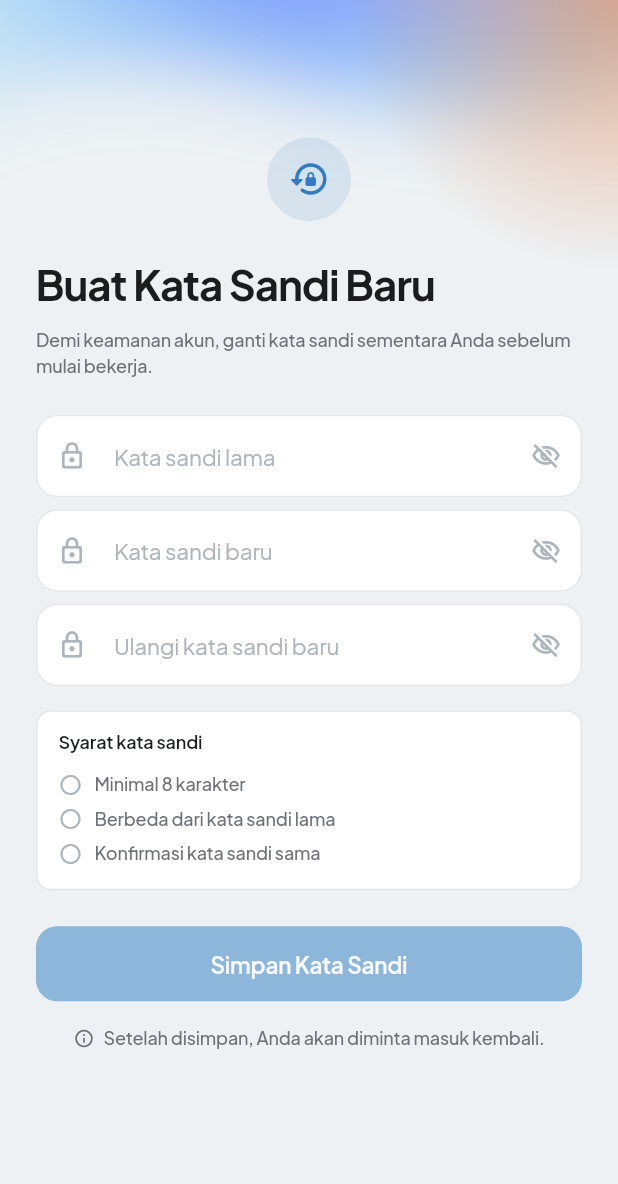
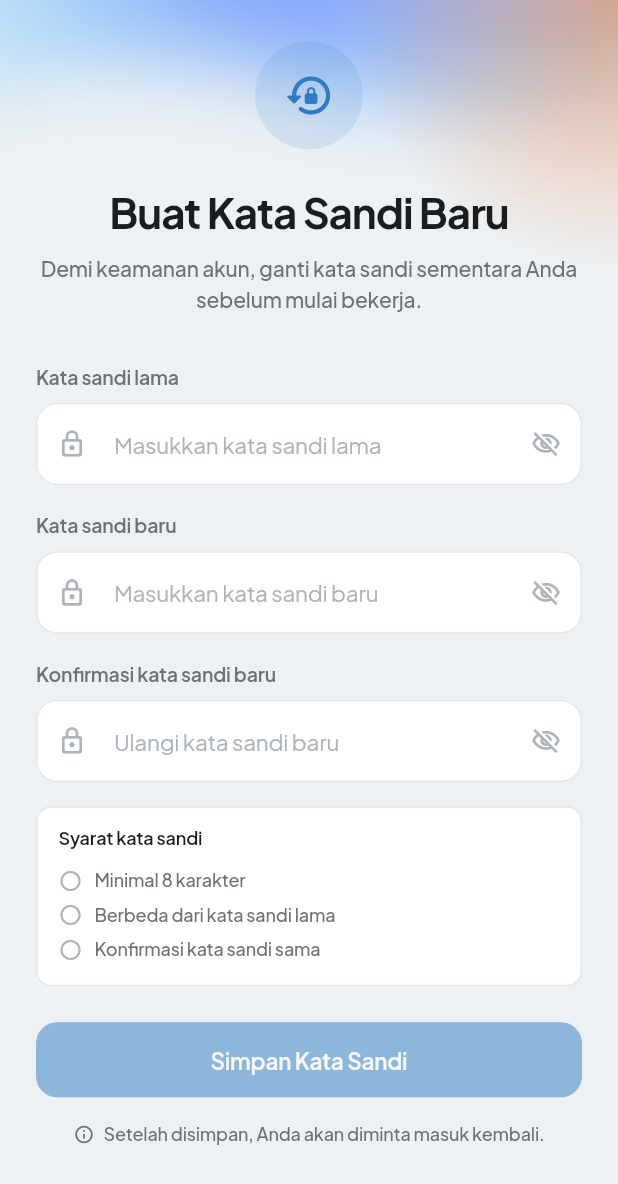
Before and after one commit to nugrohobayu/got-report, a Flutter app: the ChangePasswordPage screen opened by its route, on a phone screen of 412 x 824 dp. Shown: the top 1184 px of the screen. Run offline on Flutter 3.47's test engine with Material 3 defaults, Android fonts, the phone set to English and light mode, and no system bars; our stand-ins replace camera, dio, equatable, firebase_core, firebase_messaging, flutter_bloc and 10 more; missing offline and left inert: app_settings, firebase_app_installations, mobile_scanner; accounts and stored records are empty; network calls fail.

Commit message:
feat: align change password form with login style
Add field labels and hints, wider field spacing and a centered headline.

Co-Authored-By: Claude Opus 5.5 <noreply@anthropic.com>

```diff
--- a/lib/features/change_password/presentation/pages/change_password_page.dart
+++ b/lib/features/change_password/presentation/pages/change_password_page.dart
@@ -88,25 +88,28 @@ class _ChangePasswordPageState extends State<ChangePasswordPage> {
     return AuthScaffold(
       children: [
         const _Headline(),
-        const SizedBox(height: 24),
+        const SizedBox(height: 32),
         AuthPasswordField(
           controller: _currentController,
-          hint: 'Kata sandi lama',
+          label: 'Kata sandi lama',
+          hint: 'Masukkan kata sandi lama',
           enabled: !busy,
           textInputAction: TextInputAction.next,
           autofillHints: const [AutofillHints.password],
         ),
-        const SizedBox(height: 8),
+        const SizedBox(height: 18),
         AuthPasswordField(
           controller: _newController,
-          hint: 'Kata sandi baru',
+          label: 'Kata sandi baru',
+          hint: 'Masukkan kata sandi baru',
           enabled: !busy,
           textInputAction: TextInputAction.next,
           autofillHints: const [AutofillHints.newPassword],
         ),
-        const SizedBox(height: 8),
+        const SizedBox(height: 18),
         AuthPasswordField(
           controller: _confirmController,
+          label: 'Konfirmasi kata sandi baru',
           hint: 'Ulangi kata sandi baru',
           enabled: !busy,
           textInputAction: TextInputAction.done,
@@ -178,30 +181,31 @@ class _Headline extends StatelessWidget {
   Widget build(BuildContext context) {
     final c = AuthColors.of(context);
 
+    // Same headline layout as the forgot password page.
     return Column(
-      crossAxisAlignment: CrossAxisAlignment.stretch,
       children: [
-        Center(
-          child: Container(
-            width: 56,
-            height: 56,
-            decoration: BoxDecoration(
-              color: c.link.withValues(alpha: c.isDark ? 0.2 : 0.12),
-              shape: BoxShape.circle,
-            ),
-            child: Icon(Icons.lock_reset_rounded, size: 28, color: c.link),
+        Container(
+          width: 72,
+          height: 72,
+          decoration: BoxDecoration(
+            color: c.link.withValues(alpha: c.isDark ? 0.2 : 0.12),
+            shape: BoxShape.circle,
           ),
+          child: Icon(Icons.lock_reset_rounded, size: 34, color: c.link),
         ),
         const SizedBox(height: 24),
         Text(
           'Buat Kata Sandi Baru',
+          textAlign: TextAlign.center,
           style: AuthText.title(color: c.textPrimary),
         ),
-        const SizedBox(height: 12),
+        const SizedBox(height: 10),
         Text(
           'Demi keamanan akun, ganti kata sandi sementara Anda sebelum '
           'mulai bekerja.',
-          style: AuthText.small(weight: FontWeight.w500, color: c.grey),
+          textAlign: TextAlign.center,
+          style: AuthText.small(weight: FontWeight.w500, color: c.grey)
+              .copyWith(fontSize: 14, height: 1.5),
         ),
       ],
     );
```
